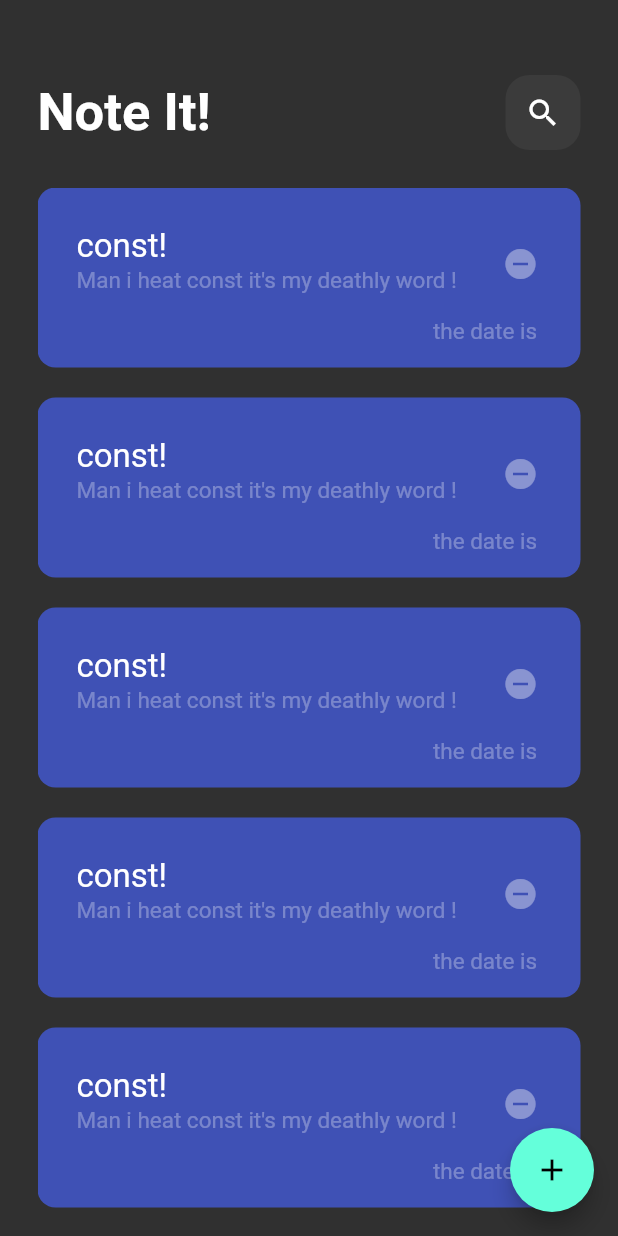
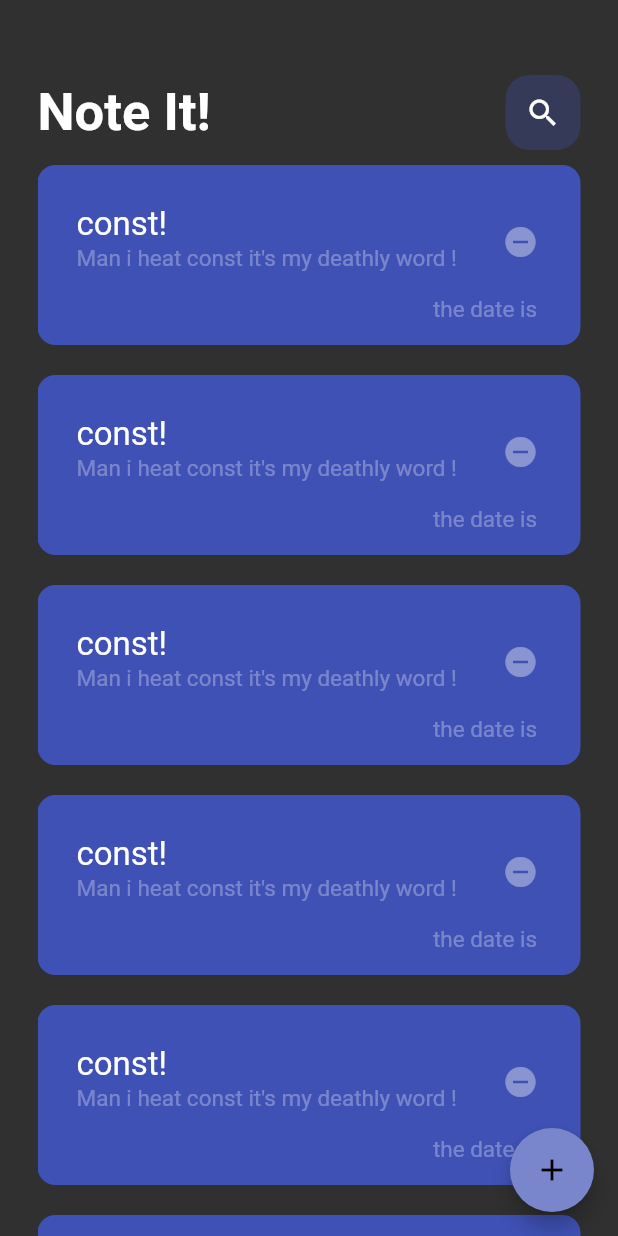
Before and after one commit to ma7md-aymen/flutter-Note-app6, a Flutter app: the screen it shows after launch, on a phone screen of 412 x 824 dp. Run offline on Flutter 3.47's test engine with Material 2 defaults, Android fonts, the phone set to English and light mode, and no system bars.

Commit message:
some  desgin

```diff
--- a/lib/view/homeview.dart
+++ b/lib/view/homeview.dart
@@ -8,6 +8,7 @@ class HomeView extends StatelessWidget {
   Widget build(BuildContext context) {
     return Scaffold(
       floatingActionButton: FloatingActionButton(
+        backgroundColor: Colors.indigo[300],
         onPressed: () {},
         child: const Icon(Icons.add),
       ),
--- a/lib/view/widgets/homebody.dart
+++ b/lib/view/widgets/homebody.dart
@@ -13,7 +13,7 @@ class HomeBody extends StatelessWidget {
         children: const [
           SizedBox(height: 50),
           HomeAppBar(),
-          SizedBox(height: 25),
+          SizedBox(height: 10),
           Expanded(child: ListvBuilder()),
           // FloatingAction()
         ],
--- a/lib/view/widgets/listvbody.dart
+++ b/lib/view/widgets/listvbody.dart
@@ -7,6 +7,7 @@ class ListvBuilder extends StatelessWidget {
   @override
   Widget build(BuildContext context) {
     return ListView.builder(
+      padding: EdgeInsets.zero,
       itemCount: 20,
       itemBuilder: (BuildContext context, int index) {
         return const BodyListTile();
--- a/lib/view/widgets/searchicon.dart
+++ b/lib/view/widgets/searchicon.dart
@@ -9,7 +9,7 @@ class SearchIcon extends StatelessWidget {
       height: 50,
       width: 50,
       decoration: BoxDecoration(
-        color: Colors.white.withOpacity(.05),
+        color: Colors.indigo.withOpacity(.3),
         borderRadius: BorderRadius.circular(16),
       ),
       child: const Center(
```
